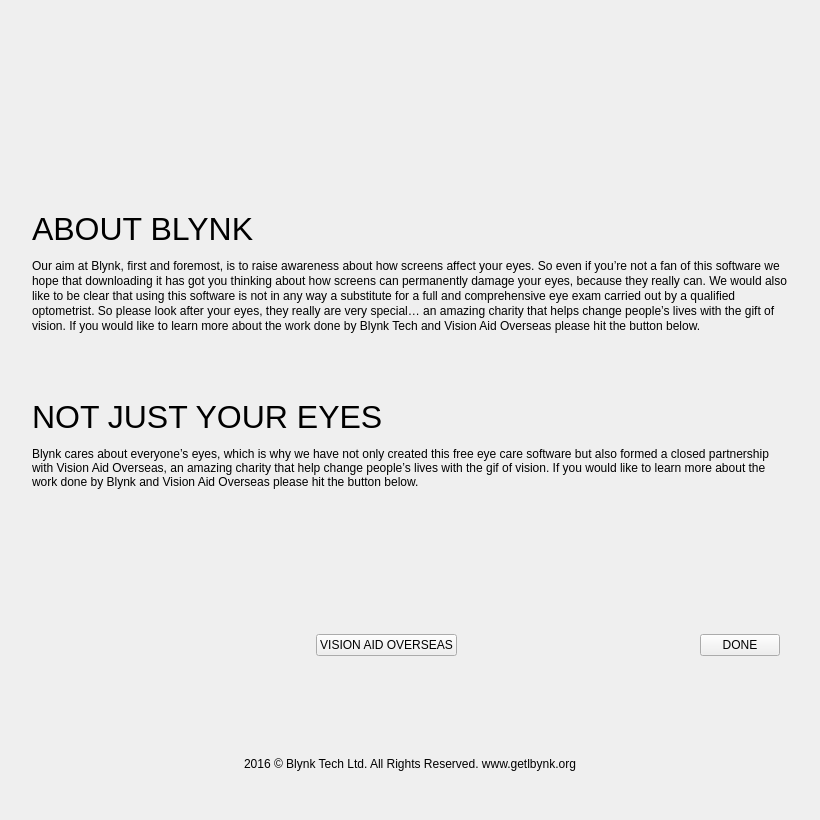
Above: blynk/aboutwindow.ui from flegall2014/Blynk before the change. Below: the same form after it.
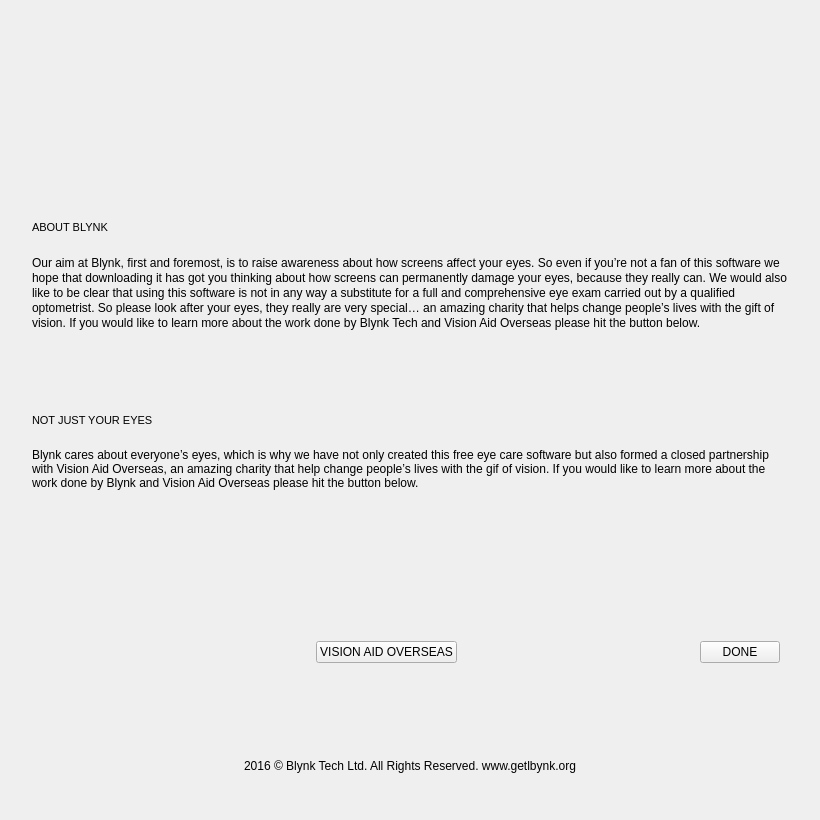
That is the form after the change. Icons and pictures are not drawn. Custom widgets are drawn as their Qt base class.

What changed in the file:
```diff
--- a/blynk/aboutwindow.ui
+++ b/blynk/aboutwindow.ui
@@ -45,8 +45,8 @@
     <widget class="QLabel" name="wNotJustYourEyesLabel">
      <property name="font">
       <font>
-       <family>Helvetica</family>
-       <pointsize>24</pointsize>
+       <family>MS Shell Dlg 2</family>
+       <pointsize>8</pointsize>
        <weight>50</weight>
        <bold>false</bold>
       </font>
@@ -74,13 +74,13 @@
      <property name="minimumSize">
       <size>
        <width>0</width>
-       <height>128</height>
+       <height>136</height>
       </size>
      </property>
      <property name="maximumSize">
       <size>
        <width>16777215</width>
-       <height>128</height>
+       <height>136</height>
       </size>
      </property>
      <property name="text">
@@ -129,8 +129,8 @@
     <widget class="QLabel" name="wAboutBlynkLabel">
      <property name="font">
       <font>
-       <family>Helvetica</family>
-       <pointsize>24</pointsize>
+       <family>MS Shell Dlg 2</family>
+       <pointsize>8</pointsize>
        <weight>50</weight>
        <bold>false</bold>
       </font>
@@ -180,6 +180,18 @@
      </item>
      <item>
       <widget class="QPushButton" name="wVisionAidOverseasButton">
+       <property name="minimumSize">
+        <size>
+         <width>0</width>
+         <height>0</height>
+        </size>
+       </property>
+       <property name="maximumSize">
+        <size>
+         <width>16777215</width>
+         <height>16777215</height>
+        </size>
+       </property>
        <property name="text">
         <string>VISION AID OVERSEAS</string>
        </property>
@@ -234,13 +246,13 @@
      <property name="minimumSize">
       <size>
        <width>0</width>
-       <height>128</height>
+       <height>136</height>
       </size>
      </property>
      <property name="maximumSize">
       <size>
        <width>16777215</width>
-       <height>128</height>
+       <height>136</height>
       </size>
      </property>
      <property name="text">
```
Left out of the diff: 6 changed lines with no effect on the pictures.
